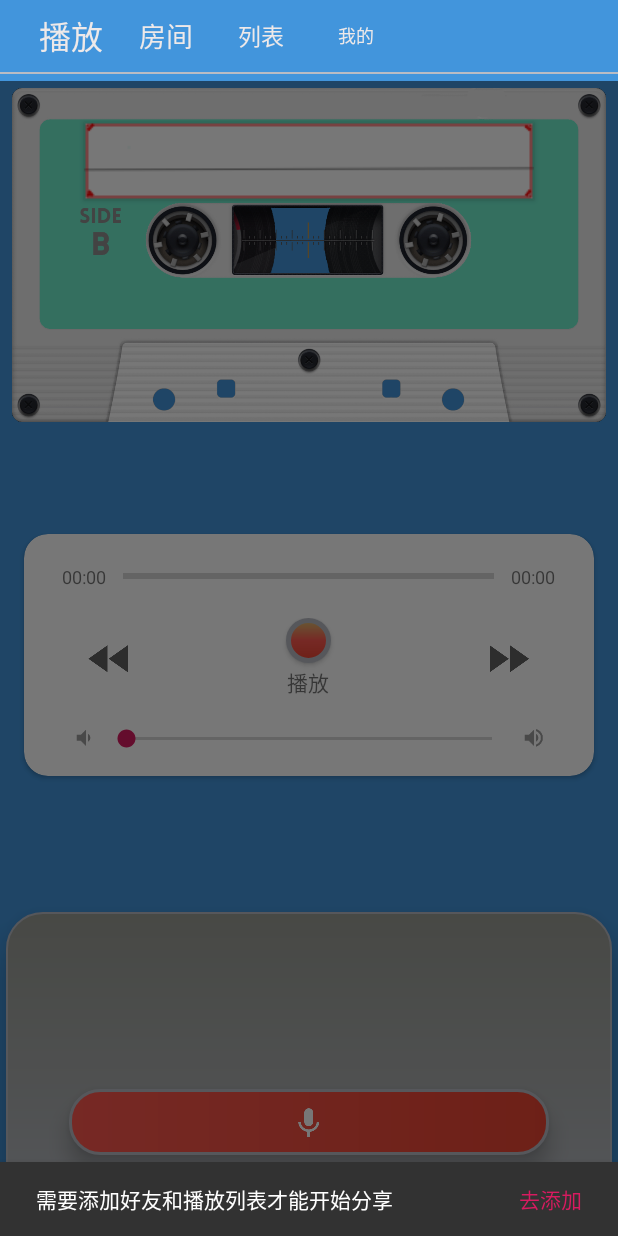
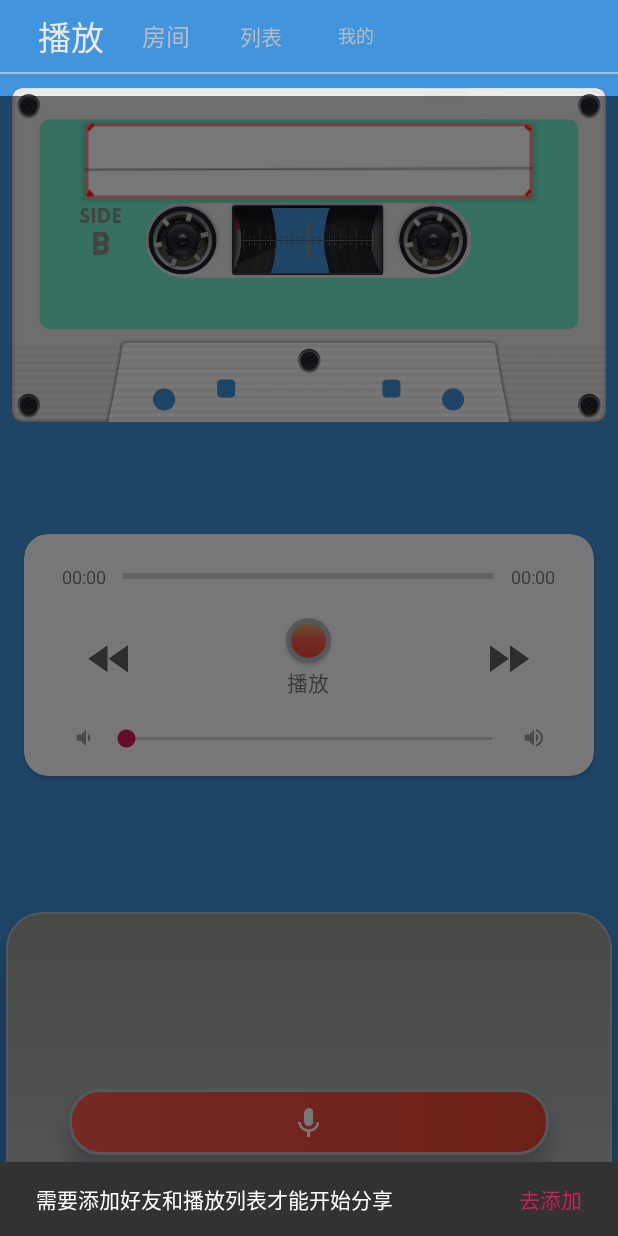
Before and after one commit to musharing-team/Musharing-Android, an Android app: the MusicChatActivity screen opened directly, with no data from a screen before it, on a phone screen of 412 x 824 dp. Run offline under Robolectric (Android 15) with nearby library versions, the phone set to English and light mode, and no system bars; our stand-ins replace CircleImageView; pictures from the network do not load; 5 statements that could not run were skipped.

Commit message:
mainFragment changement implemented

```diff
--- a/app/src/main/java/com/mine/musharing/activities/MusicChatActivity.java
+++ b/app/src/main/java/com/mine/musharing/activities/MusicChatActivity.java
@@ -7,6 +7,7 @@ import android.content.pm.PackageManager;
 import android.support.design.widget.NavigationView;
 import android.support.design.widget.Snackbar;
 import android.support.v4.app.ActivityCompat;
+import android.support.v4.app.Fragment;
 import android.support.v4.app.FragmentManager;
 import android.support.v4.app.FragmentTransaction;
 import android.support.v4.view.GravityCompat;
@@ -39,9 +40,6 @@ import com.mine.musharing.requestTasks.LeaveTask;
 import com.mine.musharing.requestTasks.ReceiveTask;
 import com.mine.musharing.requestTasks.RequestTaskListener;
 
-import org.w3c.dom.Text;
-
-import java.util.ArrayList;
 import java.util.List;
 import java.util.Timer;
 import java.util.TimerTask;
@@ -66,6 +64,10 @@ import static java.lang.Math.abs;
  */
 public class MusicChatActivity extends AppCompatActivity {
 
+    FragmentManager fragmentManager;
+
+    FragmentTransaction fragmentTransaction;
+
     private final int[] TopNavItems = {R.id.top_nav_music, R.id.top_nav_room, R.id.top_nav_playlist, R.id.top_nav_me};
 
     private int currentNavItem = R.id.top_nav_music;
@@ -80,7 +82,13 @@ public class MusicChatActivity extends AppCompatActivity {
 
     private TextView navUserNameView;
 
-    private MusicFragment musicFragment;
+    private MusicFragment mainMusicFragment;
+
+    private RoomFragment mainRoomFragment;
+
+    private PlaylistFragment mainPlaylistFragment;
+
+    private Fragment mainMeFragment;
 
     private ChatFragment chatFragment;
 
@@ -109,6 +117,8 @@ public class MusicChatActivity extends AppCompatActivity {
 
     // reloadFlag
     private boolean reloadFlag = false;
+
+    Bundle bundle;
 
     @SuppressLint("ClickableViewAccessibility")
     @Override
@@ -139,38 +149,53 @@ public class MusicChatActivity extends AppCompatActivity {
 
         // 处理 fragments
         // 打包要传递给 fragments 的 user 数据
-        Bundle bundle = new Bundle();
+        bundle = new Bundle();
         bundle.putSerializable("user", user);
         bundle.putSerializable("playlist", MusicListHolder.getInstance().getPlaylist());
         bundle.putSerializable("musiclist", MusicListHolder.getInstance().getMusicList());
 
-        // init MusicFragment
-        musicFragment = new MusicFragment();
-        musicFragment.setArguments(bundle);
+        // init MainFragments
+        mainMusicFragment = new MusicFragment();
+        mainMusicFragment.setArguments(bundle);
 
-        // init ChatFragment
+        mainRoomFragment = new RoomFragment();
+        mainRoomFragment.setArguments(bundle);
+
+        mainPlaylistFragment = new PlaylistFragment();
+        mainPlaylistFragment.setArguments(bundle);
+
+        mainMeFragment = new RoomFragment();
+        mainMeFragment.setArguments(bundle);
+
+        // init sied Fragments
         chatFragment = new ChatFragment();
         chatFragment.setArguments(bundle);
 
-        // init RoomFragment
         roomFragment = new RoomFragment();
         roomFragment.setArguments(bundle);
 
-        // init PlaylistFragment
         playlistFragment = new PlaylistFragment();
         playlistFragment.setArguments(bundle);
 
-        FragmentManager fragmentManager = getSupportFragmentManager();
-        FragmentTransaction transaction = fragmentManager.beginTransaction();
+        // Add side fragments
+        fragmentManager = getSupportFragmentManager();
+        fragmentTransaction = fragmentManager.beginTransaction();
 
-        transaction.add(R.id.chat_fragment, chatFragment);
-        transaction.add(R.id.main_fragment, musicFragment);
+        fragmentTransaction.add(R.id.chat_fragment, chatFragment);
+        fragmentTransaction.add(R.id.room_in_music_chat_activity, roomFragment);
+        fragmentTransaction.add(R.id.playlist_in_music_chat_activity, playlistFragment);
 
-        transaction.add(R.id.room_in_music_chat_activity, roomFragment);
-        transaction.add(R.id.playlist_in_music_chat_activity, playlistFragment);
+        // Add main fragments
+        fragmentTransaction.add(R.id.main_music_fragment, mainMusicFragment);
+        fragmentTransaction.add(R.id.main_room_fragment, mainRoomFragment);
+        fragmentTransaction.add(R.id.main_playlist_fragment, mainPlaylistFragment);
+        fragmentTransaction.add(R.id.main_me_fragment, mainMeFragment);
 
-        transaction.addToBackStack(null);
-        transaction.commit();
+        fragmentTransaction.addToBackStack(null);
+        fragmentTransaction.commit();
+
+        // Add mainFragment
+        mainFragmentChange(R.id.top_nav_music);
 
         // Enable NavigationView
         NavigationView navigationView = findViewById(R.id.nav_view);
@@ -259,7 +284,7 @@ public class MusicChatActivity extends AppCompatActivity {
                     for (Msg msg : newMsgs) {
                         switch (msg.getType()) {
                             case Msg.TYPE_TEXT:
-                                musicFragment.showTextMsg(msg);
+                                mainMusicFragment.showTextMsg(msg);
                                 chatFragment.showTextMsg(msg);
                                 break;
                             case Msg.TYPE_PLAYER_ASYNC:
@@ -268,7 +293,7 @@ public class MusicChatActivity extends AppCompatActivity {
                             case Msg.TYPE_RECORD:
                                 HotLineRecorder.getInstance().handleRecordMsg(msg);
                                 Msg recordSignMsg = new Msg(msg.TYPE_TEXT, new User(msg.getFromUid(), msg.getFromName(), msg.getFromImg()), "[语音]");
-                                musicFragment.showTextMsg(recordSignMsg);
+                                mainMusicFragment.showTextMsg(recordSignMsg);
                                 chatFragment.showTextMsg(recordSignMsg);
                             case Msg.TYPE_PLAYLIST:
                                 boolean changed = MusicListHolder.getInstance().handlePlaylistMsg(msg);
@@ -278,7 +303,7 @@ public class MusicChatActivity extends AppCompatActivity {
                         }
                     }
                     // 清除过多的历史消息
-                    musicFragment.clearSurplusMsgs(1);
+                    mainMusicFragment.clearSurplusMsgs(1);
                     chatFragment.clearSurplusMsgs(20);
                 });
             }
@@ -338,22 +363,33 @@ public class MusicChatActivity extends AppCompatActivity {
         int clickedId = clicked.getId();
         if (clickedId != currentNavItem) {
             // ui change
-            navUIChange(clickedId);
-            // TODO: mainFragment change
+            topNavUIChange(clickedId);
+            // mainFragment change
             mainFragmentChange(clickedId);
             currentNavItem = clickedId;
         }
 
     }
 
-    private void navUIChange(int current) {
+    /**
+     * topNavBar 里选择新 item 后的 UI 改变
+     * @param current R.id of a selected item
+     */
+    private void topNavUIChange(int current) {
+        // set background color
+        if (current == R.id.top_nav_music) {
+            findViewById(R.id.top_nav_bar).setBackgroundColor(getResources().getColor(R.color.tpsl2Blue));
+        } else {
+            findViewById(R.id.top_nav_bar).setBackgroundColor(0xfff);
+        }
+
+        // set text sizes and color
         int currentIndex = -1;
         for (int i=0; i < TopNavItems.length; i++) {
             if (TopNavItems[i] == current) {
                 currentIndex = i;
             }
         }
-
         int[] textSizes = {0, 0, 0, 0};
         for (int i=0; i < TopNavItems.length; i++) {
             switch (abs(i - currentIndex)) {
@@ -374,11 +410,44 @@ public class MusicChatActivity extends AppCompatActivity {
             }
             TextView tv = findViewById(TopNavItems[i]);
             tv.setTextSize(textSizes[i]);
+
+
+            if (current == R.id.top_nav_music) {
+                if (i == currentIndex) {
+                    tv.setTextColor(getResources().getColor(R.color.boneLight));
+                } else {
+                    tv.setTextColor(getResources().getColor(R.color.tpsl2Grey));
+                }
+            } else {
+                if (i == currentIndex) {
+                    tv.setTextColor(getResources().getColor(R.color.sparkBlueDark));
+                } else {
+                    tv.setTextColor(getResources().getColor(R.color.tpsl2Blue));
+                }
+            }
         }
     }
 
+    /**
+     * topNavBar 里选择新 item 后的 mainFragment 内容改变
+     * @param current R.id of a selected item
+     */
     private void mainFragmentChange(int current) {
+        findViewById(R.id.main_music_fragment).setVisibility(View.GONE);
+        findViewById(R.id.main_room_fragment).setVisibility(View.GONE);
+        findViewById(R.id.main_playlist_fragment).setVisibility(View.GONE);
+        findViewById(R.id.main_me_fragment).setVisibility(View.GONE);
 
+        switch (current) {
+            case R.id.top_nav_music:
+                findViewById(R.id.main_music_fragment).setVisibility(View.VISIBLE); break;
+            case R.id.top_nav_room:
+                findViewById(R.id.main_room_fragment).setVisibility(View.VISIBLE); break;
+            case R.id.top_nav_playlist:
+                findViewById(R.id.main_playlist_fragment).setVisibility(View.VISIBLE); break;
+            case R.id.top_nav_me:
+                findViewById(R.id.main_me_fragment).setVisibility(View.VISIBLE); break;
+        }
     }
 
 
@@ -469,7 +538,7 @@ public class MusicChatActivity extends AppCompatActivity {
         switch (keyCode) {
             case KeyEvent.KEYCODE_VOLUME_UP:
             case KeyEvent.KEYCODE_VOLUME_DOWN:
-                return musicFragment.onKeyDown(keyCode, event);
+                return mainMusicFragment.onKeyDown(keyCode, event);
             case KeyEvent.KEYCODE_BACK:
                 return true;
             default:
@@ -481,7 +550,7 @@ public class MusicChatActivity extends AppCompatActivity {
     protected void onRestart() {
         if (reloadFlag) {
             // 为防止错误，重启 Music、Chat Fragment
-            musicFragment.onDestroy();
+            mainMusicFragment.onDestroy();
 
             // 打包要传递给 fragments 的 user 数据
             Bundle bundle = new Bundle();
@@ -490,8 +559,8 @@ public class MusicChatActivity extends AppCompatActivity {
             bundle.putSerializable("musiclist", MusicListHolder.getInstance().getMusicList());
 
             // init MusicFragment
-            musicFragment = new MusicFragment();
-            musicFragment.setArguments(bundle);
+            mainMusicFragment = new MusicFragment();
+            mainMusicFragment.setArguments(bundle);
 
             // init ChatFragment
             chatFragment = new ChatFragment();
@@ -501,10 +570,10 @@ public class MusicChatActivity extends AppCompatActivity {
             FragmentTransaction transaction = fragmentManager.beginTransaction();
 
             transaction.remove(chatFragment);
-            transaction.remove(musicFragment);
+            transaction.remove(mainMusicFragment);
 
             transaction.add(R.id.chat_fragment, chatFragment);
-            transaction.add(R.id.main_fragment, musicFragment);
+            transaction.add(R.id.main_music_fragment, mainMusicFragment);
 
             transaction.addToBackStack(null);
             transaction.commit();
@@ -522,7 +591,7 @@ public class MusicChatActivity extends AppCompatActivity {
 
         // destroy fragments
         chatFragment.onDestroy();
-        musicFragment.onDestroy();
+        mainMusicFragment.onDestroy();
 
         // 结束HotLineRecorder
         HotLineRecorder.getInstance().onDestroy();
--- a/app/src/main/res/layout/activity_music_chat.xml
+++ b/app/src/main/res/layout/activity_music_chat.xml
@@ -52,7 +52,7 @@
                             android:layout_height="wrap_content"
                             android:text="播放"
                             android:onClick="topNavItemOnClick"
-                            android:textSize="21sp"
+                            android:textSize="22sp"
                             android:textAlignment="center"
                             android:textColor="@color/boneLight" />
                         <TextView
@@ -62,9 +62,9 @@
                             android:layout_height="wrap_content"
                             android:text="房间"
                             android:onClick="topNavItemOnClick"
-                            android:textSize="18sp"
+                            android:textSize="16sp"
                             android:textAlignment="center"
-                            android:textColor="@color/boneLight"/>
+                            android:textColor="@color/tpsl2Grey"/>
                         <TextView
                             android:id="@+id/top_nav_playlist"
                             android:layout_weight="1"
@@ -72,9 +72,9 @@
                             android:layout_height="wrap_content"
                             android:text="列表"
                             android:onClick="topNavItemOnClick"
-                            android:textSize="15sp"
+                            android:textSize="14sp"
                             android:textAlignment="center"
-                            android:textColor="@color/boneLight"/>
+                            android:textColor="@color/tpsl2Grey"/>
                         <TextView
                             android:id="@+id/top_nav_me"
                             android:layout_weight="1"
@@ -84,7 +84,7 @@
                             android:onClick="topNavItemOnClick"
                             android:textSize="12sp"
                             android:textAlignment="center"
-                            android:textColor="@color/boneLight"/>
+                            android:textColor="@color/tpsl2Grey"/>
                         <RelativeLayout
                             android:layout_weight="2"
                             android:layout_width="0dp"
@@ -95,18 +95,40 @@
                         android:layout_height="1dp"
                         android:background="@color/tpsl2Grey"/>
 
-                    <!-- Main Fragment (for Music\Room\Playlist\Me) -->
-                    <FrameLayout
-                        android:id="@+id/main_fragment"
+                    <!-- Main Fragments (for Music\Room\Playlist\Me) -->
+                    <LinearLayout
                         android:layout_width="match_parent"
-                        android:layout_height="match_parent" />
+                        android:layout_height="match_parent"
+                        android:orientation="horizontal">
+                        <FrameLayout
+                            android:id="@+id/main_music_fragment"
+                            android:layout_width="match_parent"
+                            android:layout_height="match_parent"
+                            android:visibility="visible"/>
+                        <FrameLayout
+                            android:id="@+id/main_room_fragment"
+                            android:layout_width="match_parent"
+                            android:layout_height="match_parent"
+                            android:visibility="gone"/>
+                        <FrameLayout
+                            android:id="@+id/main_playlist_fragment"
+                            android:layout_width="match_parent"
+                            android:layout_height="match_parent"
+                            android:visibility="gone"/>
+                        <FrameLayout
+                            android:id="@+id/main_me_fragment"
+                            android:layout_width="match_parent"
+                            android:layout_height="match_parent"
+                            android:visibility="gone"/>
+                    </LinearLayout>
+
                 </LinearLayout>
 
 
 
                 <RelativeLayout
                     android:id="@+id/touch_shield"
-                    android:layout_marginTop="54dp"
+                    android:layout_marginTop="64dp"
                     android:layout_width="match_parent"
                     android:layout_height="match_parent"
                     android:background="#8000"/>
```
